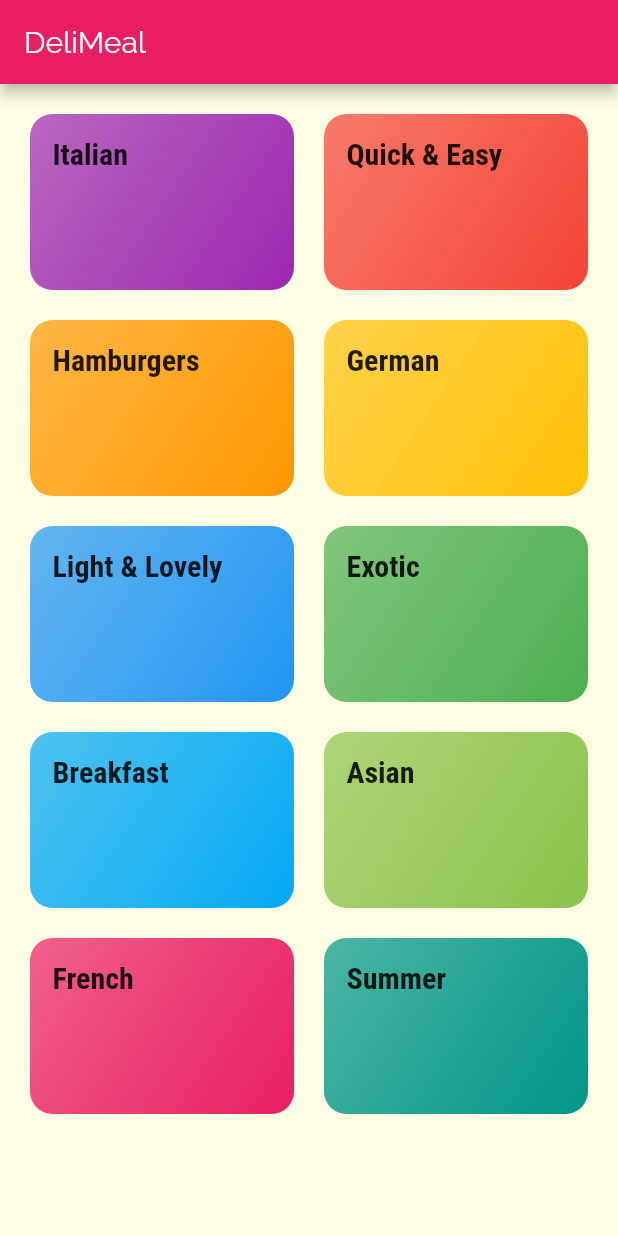
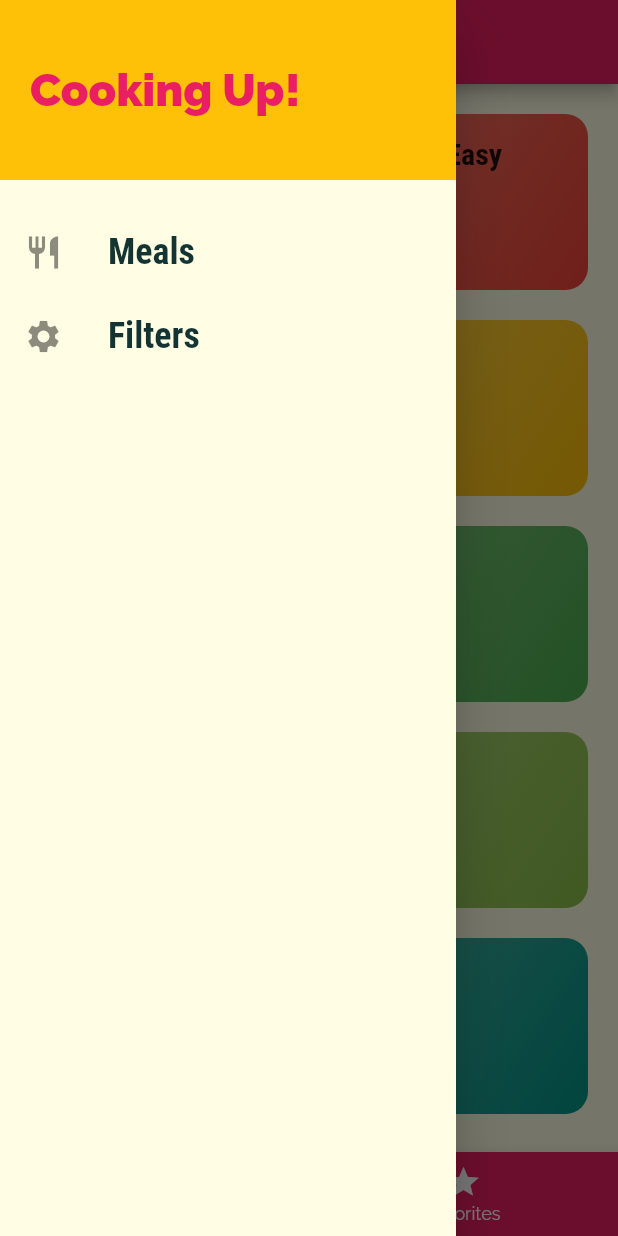
Before and after one commit to Emmandez/meals_app_flutter, a Flutter app: the screen it shows after launch, with the side drawer open (before the commit the screen has no drawer), on a phone screen of 412 x 824 dp. Run offline on Flutter 3.47's test engine with Material 2 defaults, Android fonts, the phone set to English and light mode, and no system bars.

Commit message:
end of the module

```diff
--- a/lib/main.dart
+++ b/lib/main.dart
@@ -1,18 +1,75 @@
 import 'package:flutter/material.dart';
+import 'package:flutter/services.dart';
 
+import './screens/tabs_screen.dart';
 import './screens/categories_screen.dart';
 import './screens/category_meals_screen.dart';
 import './screens/meal_detail_screen.dart';
+import './screens/filters_screen.dart';
+import './dummy_data.dart';
+import './models/meal.dart';
 
 void main() => runApp(MyApp());
 
-class MyApp extends StatelessWidget {
+class MyApp extends StatefulWidget {
   // This widget is the root of your application.
   @override
+  _MyAppState createState() => _MyAppState();
+}
+
+class _MyAppState extends State<MyApp> {
+  Map<String, bool> _filters = {
+    'gluten': false,
+    'lactose': false,
+    'vegan': false,
+    'vegetarian': false,
+  };
+
+  List<Meal> _availableMeals = DUMMY_MEALS;
+  List<Meal> _favoritedMeals = [];
+
+  void _setFilters(Map<String, bool> filterData) {
+    setState(() {
+      _filters = filterData;
+      _availableMeals = DUMMY_MEALS.where((meal) {
+        if (_filters['gluten'] && !meal.isGlutenFree) return false;
+        if (_filters['lactose'] && !meal.isLactoseFree) return false;
+        if (_filters['vegan'] && !meal.isVegan) return false;
+        if (_filters['vegetarian'] && !meal.isVegetarian) return false;
+
+        return true;
+      }).toList();
+    });
+  }
+
+  void _toggleFavorite(String mealId) {
+    final existingIndex =
+        _favoritedMeals.indexWhere((meal) => meal.id == mealId);
+
+    if (existingIndex >= 0) {
+      setState(() {
+        _favoritedMeals.removeAt(existingIndex);
+      });
+    } else {
+      setState(() {
+        _favoritedMeals.add(
+          DUMMY_MEALS.firstWhere((meal) => meal.id == mealId)
+        );
+      });
+    }
+  }
+
+  bool _isMealFavorite(String id){
+    return _favoritedMeals.any((meal) => meal.id == id);
+  }
+
+  @override
   Widget build(BuildContext context) {
+    //SystemChrome.setEnabledSystemUIOverlays([SystemUiOverlay.bottom]);
     return MaterialApp(
       title: 'Flutter Demo',
       debugShowCheckedModeBanner: false,
+
       theme: ThemeData(
           primarySwatch: Colors.pink,
           accentColor: Colors.amber,
@@ -28,9 +85,10 @@ class MyApp extends StatelessWidget {
                 ),
               )),
       routes: {
-        '/': (ctx) => CategoriesScreen(),
-        CategoryMealsScreen.routeName: (ctx) => CategoryMealsScreen(),
-        MealDetailScreen.routeName: (ctx) => MealDetailScreen(),
+        '/': (ctx) => TabsScreen(_favoritedMeals),
+        CategoryMealsScreen.routeName: (ctx) => CategoryMealsScreen(_availableMeals),
+        MealDetailScreen.routeName: (ctx) => MealDetailScreen(_toggleFavorite, _isMealFavorite),
+        FiltersScreen.routeName: (ctx) => FiltersScreen(_filters, _setFilters),
       },
       // onGenerateRoute: (settings){
       //   print(settings.arguments);
--- a/lib/screens/categories_screen.dart
+++ b/lib/screens/categories_screen.dart
@@ -6,11 +6,7 @@ import '../widgets/category_item.dart';
 class CategoriesScreen extends StatelessWidget {
   @override
   Widget build(BuildContext context) {
-    return Scaffold(
-      appBar: AppBar(
-        title: const Text('DeliMeal'),
-      ),
-      body: GridView(
+    return GridView(
       padding: const EdgeInsets.all(20),
       gridDelegate: SliverGridDelegateWithMaxCrossAxisExtent(
         maxCrossAxisExtent: 200,
@@ -27,7 +23,6 @@ class CategoriesScreen extends StatelessWidget {
             ),
           )
           .toList(),
-      ),
     );
   }
 }
--- /dev/null
+++ b/lib/screens/tabs_screen.dart
@@ -0,0 +1,72 @@
+import 'package:flutter/material.dart';
+
+import './favorites_screen.dart';
+import './categories_screen.dart';
+import '../widgets/main_drawer.dart';
+import '../models/meal.dart';
+
+class TabsScreen extends StatefulWidget {
+  final List<Meal> favoriteMeals;
+
+  TabsScreen(this.favoriteMeals);
+
+  @override
+  _TabsScreenState createState() => _TabsScreenState();
+}
+
+class _TabsScreenState extends State<TabsScreen> {
+  List<Map<String, Object>> _pages;
+
+  int _selectedPageIndex = 0;
+
+  @override
+  void initState() {
+    _pages = [
+      {
+        'page': CategoriesScreen(),
+        'title': 'Categories',
+      },
+      {
+        'page': FavoritesScreen(widget.favoriteMeals),
+        'title': 'Your Favorite',
+      },
+    ];
+    super.initState();
+  }
+
+  void _selectPage(int index) {
+    setState(() {
+      _selectedPageIndex = index;
+    });
+  }
+
+  @override
+  Widget build(BuildContext context) {
+    return Scaffold(
+      appBar: AppBar(
+        title: Text(_pages[_selectedPageIndex]['title']),
+      ),
+      drawer: MainDrawer(),
+      body: _pages[_selectedPageIndex]['page'],
+      bottomNavigationBar: BottomNavigationBar(
+        onTap: _selectPage,
+        unselectedItemColor: Colors.white,
+        selectedItemColor: Theme.of(context).accentColor,
+        backgroundColor: Theme.of(context).primaryColor,
+        currentIndex: _selectedPageIndex,
+        items: [
+          BottomNavigationBarItem(
+            icon: Icon(Icons.category),
+            title: Text('Categories'),
+            backgroundColor: Theme.of(context).primaryColor,
+          ),
+          BottomNavigationBarItem(
+            icon: Icon(Icons.star),
+            title: Text('Favorites'),
+            backgroundColor: Theme.of(context).primaryColor,
+          ),
+        ],
+      ),
+    );
+  }
+}
--- /dev/null
+++ b/lib/widgets/main_drawer.dart
@@ -0,0 +1,54 @@
+import 'package:flutter/material.dart';
+import '../screens/filters_screen.dart';
+
+class MainDrawer extends StatelessWidget {
+  Widget buildListTile(String title, IconData icon, Function tapHandler) {
+    return ListTile(
+      leading: Icon(
+        icon,
+        size: 26,
+      ),
+      title: Text(
+        title,
+        style: TextStyle(
+          fontFamily: 'RobotoCondensed',
+          fontSize: 24,
+          fontWeight: FontWeight.bold,
+        ),
+      ),
+      onTap: tapHandler,
+    );
+  }
+
+  @override
+  Widget build(BuildContext context) {
+    return Drawer(
+      child: Column(
+        children: <Widget>[
+          Container(
+            height: 120,
+            width: double.infinity,
+            padding: const EdgeInsets.all(20),
+            alignment: Alignment.centerLeft,
+            color: Theme.of(context).accentColor,
+            child: Text(
+              'Cooking Up!',
+              style: TextStyle(
+                fontWeight: FontWeight.w900,
+                fontSize: 30,
+                color: Theme.of(context).primaryColor,
+              ),
+            ),
+          ),
+          SizedBox(
+            height: 20,
+          ),
+          buildListTile('Meals', Icons.restaurant,(){
+            Navigator.of(context).pushReplacementNamed('/');
+          }),
+          buildListTile('Filters', Icons.settings,()=>Navigator.of(context).pushReplacementNamed(FiltersScreen.routeName)),
+        ],
+      ),
+    );
+  }
+}
```
Also changed, not shown: lib/screens/category_meals_screen.dart (+42 -17 lines), lib/screens/favorites_screen.dart (added, +29 -0 lines), lib/screens/filters_screen.dart (added, +110 -0 lines), lib/screens/meal_detail_screen.dart (+13 -1 lines), lib/widgets/meal_item.dart (+29 -14 lines). Lines whose indentation alone changed are shown as unchanged.
